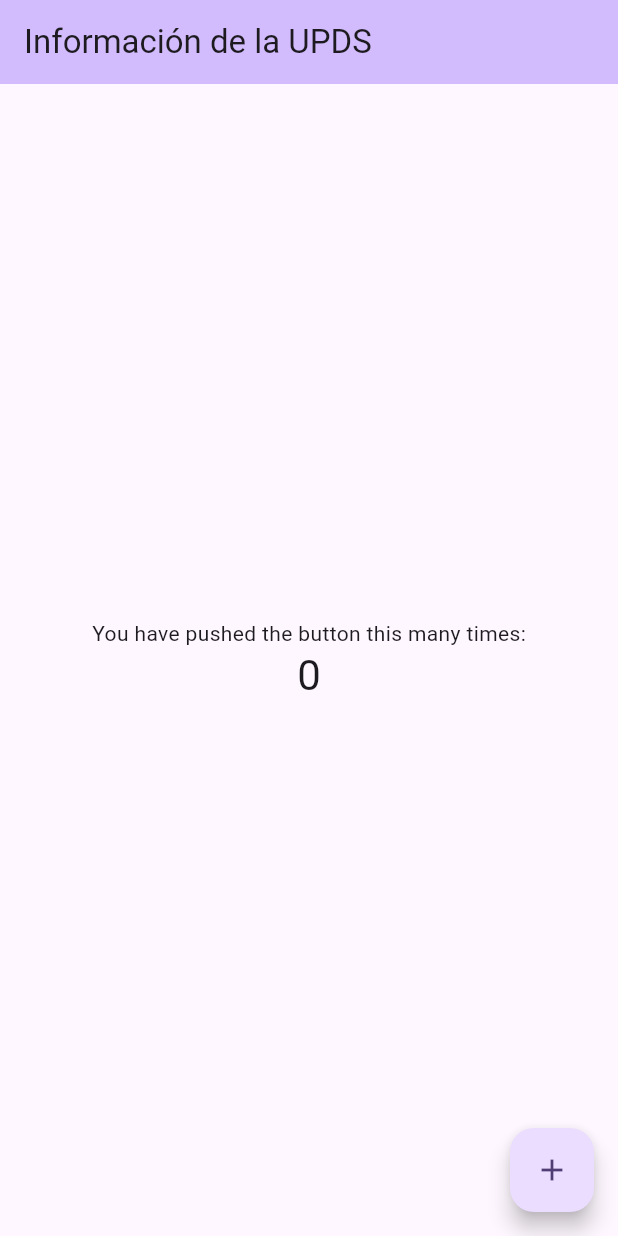
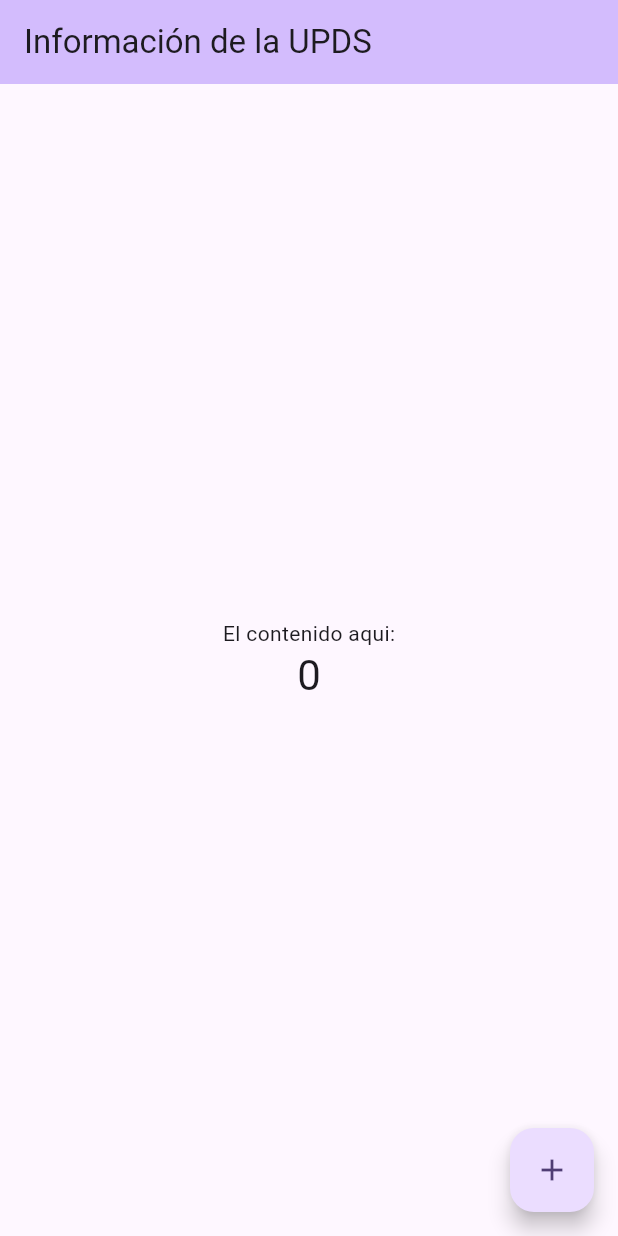
Before and after one commit to Isaac-VelizC/upds_info, a Flutter app: the screen it shows after launch, on a phone screen of 412 x 824 dp. Run offline on Flutter 3.47's test engine with Material 2 defaults, Android fonts, the phone set to English and light mode, and no system bars.

Commit message:
Hoy sabado

```diff
--- a/lib/main.dart
+++ b/lib/main.dart
@@ -53,7 +53,7 @@ class _MyHomePageState extends State<MyHomePage> {
           mainAxisAlignment: MainAxisAlignment.center,
           children: <Widget>[
             const Text(
-              'You have pushed the button this many times:',
+              'El contenido aqui:',
             ),
             Text(
               '$_counter',
```
